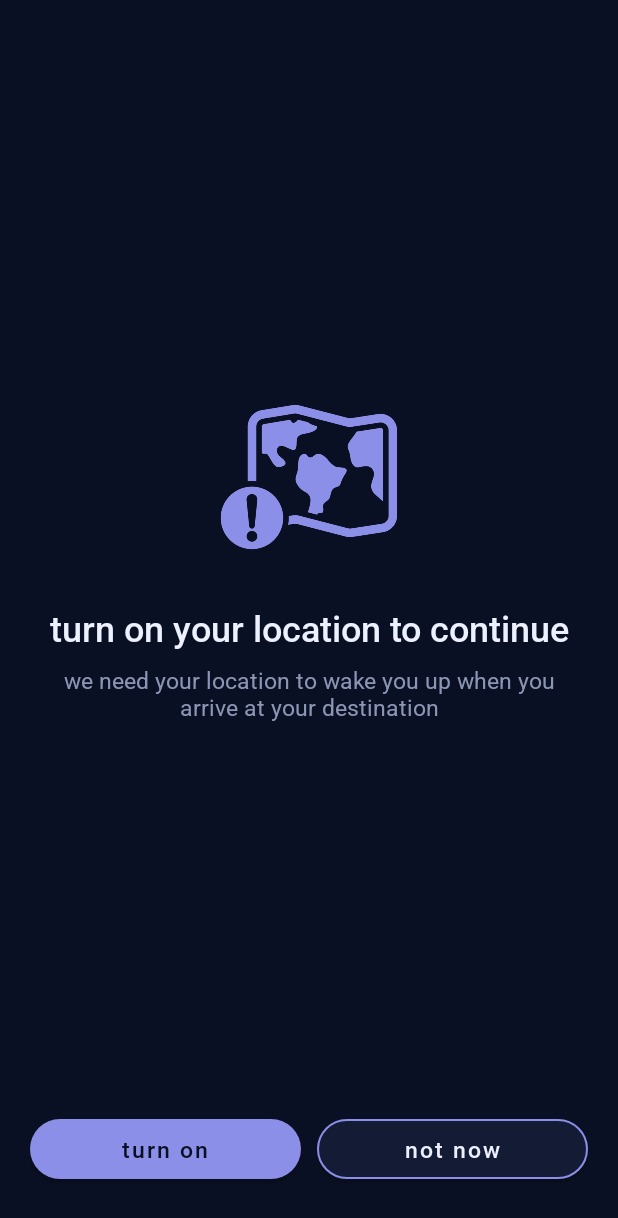
After one commit to thuliovs/MissedApp, an Android app: the LocationCheckActivity screen opened directly, with no data from a screen before it, on a phone screen of 412 x 824 dp. The commit adds this screen. Shown: the top 1218 px of the screen. Run offline under Robolectric (Android 15) with nearby library versions, the phone set to English and light mode, and no system bars; 1 statement that could not run was skipped.

Commit message:
Layout/Visuals Updates

```diff
--- a/app/src/main/AndroidManifest.xml
+++ b/app/src/main/AndroidManifest.xml
@@ -46,5 +46,10 @@
             android:name="com.google.android.gms.version"
             android:value="@integer/google_play_services_version" />
 
+        <activity
+            android:name="com.example.locationalarm.LocationCheckActivity"
+            android:exported="false"
+            android:theme="@style/Theme.Missed"/>
+
     </application>
 </manifest>
--- /dev/null
+++ b/app/src/main/java/com/example/locationalarm/LocationCheckActivity.java
@@ -0,0 +1,92 @@
+package com.example.locationalarm;
+
+import android.animation.AnimatorSet;
+import android.animation.ObjectAnimator;
+import android.content.Intent;
+import android.location.LocationManager;
+import android.os.Bundle;
+import android.provider.Settings;
+import android.view.View;
+import android.view.animation.DecelerateInterpolator;
+import androidx.appcompat.app.AppCompatActivity;
+import com.example.missed.R;
+import com.google.android.material.button.MaterialButton;
+
+public class LocationCheckActivity extends AppCompatActivity {
+
+    @Override
+    protected void onCreate(Bundle savedInstanceState) {
+        super.onCreate(savedInstanceState);
+        setContentView(R.layout.activity_location_check);
+
+        setupButtons();
+        startEntranceAnimation();
+    }
+
+    private void setupButtons() {
+        MaterialButton turnOnButton = findViewById(R.id.btn_turn_on);
+        MaterialButton notNowButton = findViewById(R.id.btn_not_now);
+
+        turnOnButton.setOnClickListener(v -> {
+            Intent intent = new Intent(Settings.ACTION_LOCATION_SOURCE_SETTINGS);
+            startActivity(intent);
+        });
+
+        notNowButton.setOnClickListener(v -> {
+            finish();
+            overridePendingTransition(0, R.anim.slide_out_right);
+        });
+    }
+
+    private void startEntranceAnimation() {
+        View icon = findViewById(R.id.location_icon);
+        View title = findViewById(R.id.title_text);
+        View description = findViewById(R.id.description_text);
+        View buttons = findViewById(R.id.buttons_container);
+
+        // Configurar animações
+        ObjectAnimator iconScale = ObjectAnimator.ofFloat(icon, "scaleX", 0.8f, 1f);
+        ObjectAnimator iconScale2 = ObjectAnimator.ofFloat(icon, "scaleY", 0.8f, 1f);
+        ObjectAnimator iconAlpha = ObjectAnimator.ofFloat(icon, "alpha", 0f, 1f);
+
+        ObjectAnimator titleAlpha = ObjectAnimator.ofFloat(title, "alpha", 0f, 1f);
+        ObjectAnimator titleTranslate = ObjectAnimator.ofFloat(title, "translationY", 20f, 0f);
+
+        ObjectAnimator descAlpha = ObjectAnimator.ofFloat(description, "alpha", 0f, 1f);
+        ObjectAnimator descTranslate = ObjectAnimator.ofFloat(description, "translationY", 20f, 0f);
+
+        ObjectAnimator buttonsAlpha = ObjectAnimator.ofFloat(buttons, "alpha", 0f, 1f);
+        ObjectAnimator buttonsTranslate = ObjectAnimator.ofFloat(buttons, "translationY", 20f, 0f);
+
+        // Criar conjunto de animações
+        AnimatorSet animatorSet = new AnimatorSet();
+        animatorSet.playTogether(iconScale, iconScale2, iconAlpha,
+                               titleAlpha, titleTranslate,
+                               descAlpha, descTranslate,
+                               buttonsAlpha, buttonsTranslate);
+
+        animatorSet.setDuration(500);
+        animatorSet.setInterpolator(new DecelerateInterpolator());
+        animatorSet.start();
+    }
+
+    @Override
+    protected void onResume() {
+        super.onResume();
+        LocationManager locationManager = (LocationManager) getSystemService(LOCATION_SERVICE);
+
+        if (locationManager.isProviderEnabled(LocationManager.GPS_PROVIDER)) {
+            // Se a localização foi ativada, inicia o MapActivity
+            Intent intent = new Intent(this, MapActivity.class);
+            startActivity(intent);
+            finish();
+            overridePendingTransition(R.anim.slide_in_right, R.anim.slide_out_right);
+        }
+    }
+
+    @Override
+    public void finish() {
+        super.finish();
+        overridePendingTransition(0, R.anim.slide_out_right);
+    }
+}
--- /dev/null
+++ b/app/src/main/res/layout/activity_location_check.xml
@@ -0,0 +1,102 @@
+<?xml version="1.0" encoding="utf-8"?>
+<androidx.constraintlayout.widget.ConstraintLayout
+    xmlns:android="http://schemas.android.com/apk/res/android"
+    xmlns:app="http://schemas.android.com/apk/res-auto"
+    android:layout_width="match_parent"
+    android:layout_height="match_parent"
+    android:background="@color/background_dark"
+    android:fitsSystemWindows="true">
+
+    <!-- Container do conteúdo central -->
+    <LinearLayout
+        android:layout_width="match_parent"
+        android:layout_height="wrap_content"
+        android:orientation="vertical"
+        android:gravity="center"
+        android:padding="32dp"
+        app:layout_constraintBottom_toTopOf="@id/buttons_container"
+        app:layout_constraintTop_toTopOf="parent">
+
+        <ImageView
+            android:id="@+id/location_icon"
+            android:layout_width="120dp"
+            android:layout_height="120dp"
+            android:src="@drawable/ic_falselocation"
+            app:tint="@color/accent"
+            android:alpha="0"
+            android:scaleX="0.8"
+            android:scaleY="0.8"/>
+
+        <TextView
+            android:id="@+id/title_text"
+            android:layout_width="wrap_content"
+            android:layout_height="wrap_content"
+            android:text="turn on your location to continue"
+            android:textColor="@color/text_primary"
+            android:textSize="24sp"
+            android:fontFamily="@font/roboto_medium"
+            android:layout_marginTop="24dp"
+            android:textAlignment="center"
+            android:alpha="0"
+            android:translationY="20dp"/>
+
+        <TextView
+            android:id="@+id/description_text"
+            android:layout_width="wrap_content"
+            android:layout_height="wrap_content"
+            android:text="we need your location to wake you up when you arrive at your destination"
+            android:textColor="@color/text_secondary"
+            android:textSize="15sp"
+            android:fontFamily="@font/roboto_regular"
+            android:layout_marginTop="8dp"
+            android:textAlignment="center"
+            android:alpha="0"
+            android:translationY="20dp"/>
+
+    </LinearLayout>
+
+    <!-- Container dos botões -->
+    <LinearLayout
+        android:id="@+id/buttons_container"
+        android:layout_width="match_parent"
+        android:layout_height="wrap_content"
+        android:orientation="horizontal"
+        android:paddingHorizontal="20dp"
+        android:layout_marginBottom="32dp"
+        android:alpha="0"
+        android:translationY="20dp"
+        app:layout_constraintBottom_toBottomOf="parent">
+
+        <com.google.android.material.button.MaterialButton
+            android:id="@+id/btn_turn_on"
+            android:layout_width="0dp"
+            android:layout_weight="1"
+            android:layout_height="52dp"
+            android:text="turn on"
+            android:textColor="@color/background_dark"
+            android:layout_marginEnd="5dp"
+            android:textSize="15sp"
+            android:fontFamily="@font/roboto_medium"
+            android:textAllCaps="false"
+            app:backgroundTint="@color/accent"
+            app:cornerRadius="24dp"/>
+
+        <com.google.android.material.button.MaterialButton
+            android:id="@+id/btn_not_now"
+            android:layout_width="0dp"
+            android:layout_weight="1"
+            android:layout_height="52dp"
+            android:text="not now"
+            android:textColor="@color/text_primary"
+            android:layout_marginStart="5dp"
+            android:textSize="15sp"
+            android:fontFamily="@font/roboto_medium"
+            android:textAllCaps="false"
+            app:backgroundTint="@color/surface_dark"
+            app:strokeColor="@color/accent"
+            app:strokeWidth="1dp"
+            app:cornerRadius="24dp"/>
+
+    </LinearLayout>
+
+</androidx.constraintlayout.widget.ConstraintLayout>
```
Also changed, not shown: app/src/main/java/com/example/locationalarm/MainActivity.java (+14 -5 lines), app/src/main/java/com/example/locationalarm/MapActivity.java (+11 -3 lines), app/src/main/res/anim/fade_in.xml (added, +7 -0 lines), app/src/main/res/layout/activity_main.xml (+11 -12 lines), app/src/main/res/layout/activity_map.xml (+19 -12 lines), app/src/main/res/raw/map_style_dark.json (+24 -24 lines), app/src/main/res/values/strings.xml (+5 -5 lines), app/src/main/res/drawable/ic_falselocation.png (added).
